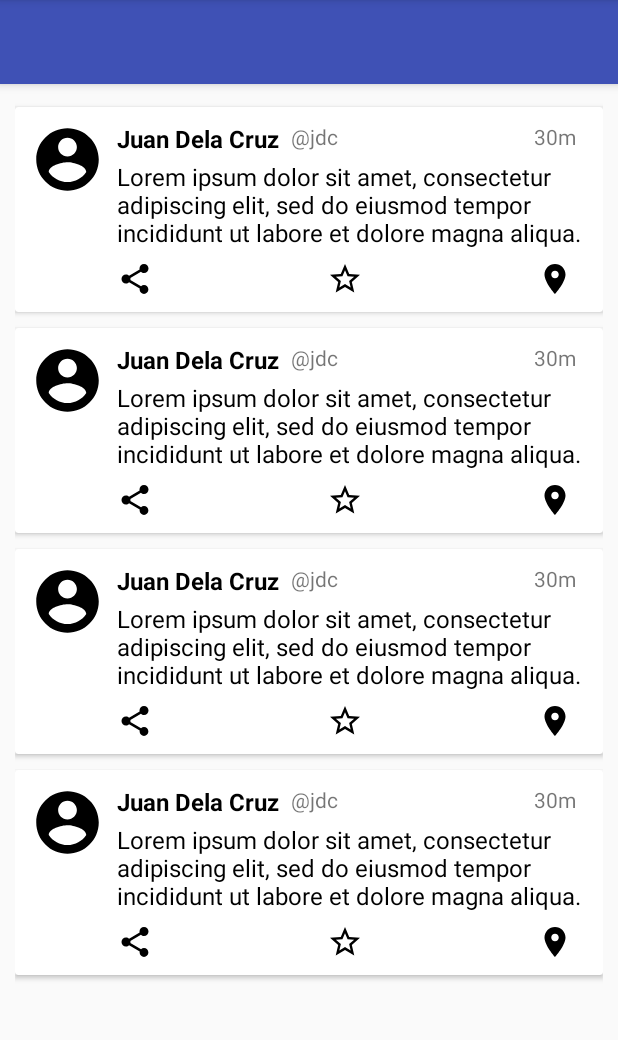
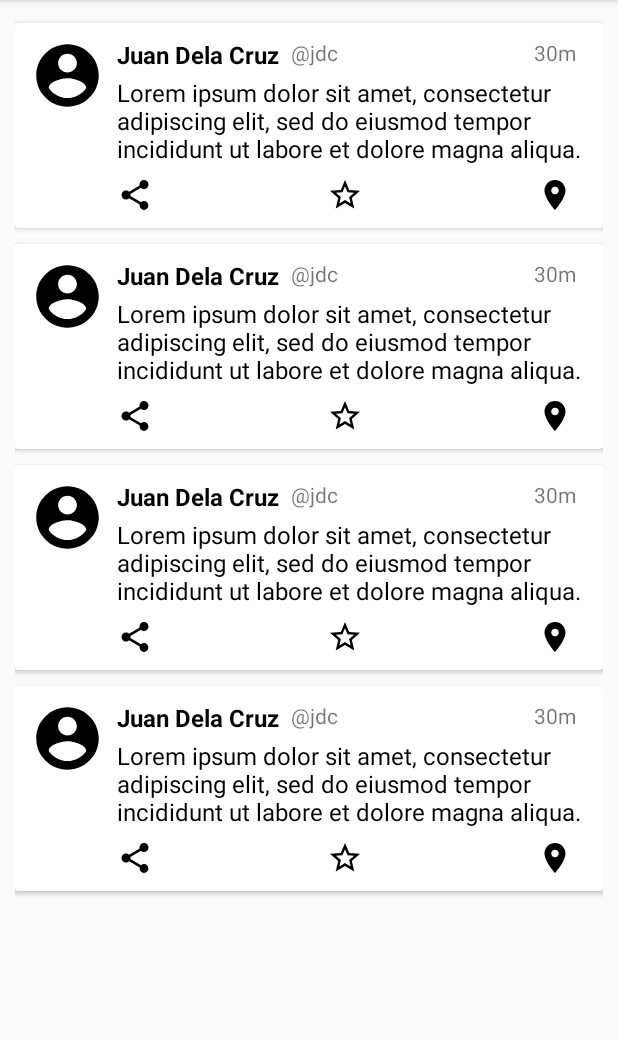
Before and after one commit to dtlim/RecyclerViewAnimations, an Android app: the screen it shows after launch (MainActivity), on a phone screen of 412 x 824 dp, the part 84-1124 px from its top. Run offline under Robolectric (Android 15) with nearby library versions, the phone set to English and light mode, and no system bars; our stand-ins replace ButterKnife, Picasso; pictures from the network do not load.

```diff
--- a/app/src/main/java/com/dtlim/recyclerviewanimations/MainActivity.java
+++ b/app/src/main/java/com/dtlim/recyclerviewanimations/MainActivity.java
@@ -4,6 +4,7 @@ import android.support.v7.app.AppCompatActivity;
 import android.os.Bundle;
 import android.support.v7.widget.LinearLayoutManager;
 import android.support.v7.widget.RecyclerView;
+import android.support.v7.widget.Toolbar;
 
 import java.util.ArrayList;
 import java.util.List;
@@ -15,6 +16,8 @@ public class MainActivity extends AppCompatActivity {
 
     private FeedAdapter adapter;
 
+    @BindView(R.id.toolbar)
+    Toolbar toolbar;
     @BindView(R.id.recyclerview)
     RecyclerView recyclerView;
 
@@ -24,6 +27,9 @@ public class MainActivity extends AppCompatActivity {
         setContentView(R.layout.activity_main);
 
         ButterKnife.bind(this);
+
+        setSupportActionBar(toolbar);
+
         adapter = new FeedAdapter(this);
         recyclerView.setAdapter(adapter);
         recyclerView.setLayoutManager(new LinearLayoutManager(this));
--- a/app/src/main/res/values/styles.xml
+++ b/app/src/main/res/values/styles.xml
@@ -1,7 +1,7 @@
 <resources>
 
     <!-- Base application theme. -->
-    <style name="AppTheme" parent="Theme.AppCompat.Light.DarkActionBar">
+    <style name="AppTheme" parent="Theme.AppCompat.Light.NoActionBar">
         <!-- Customize your theme here. -->
         <item name="colorPrimary">@color/colorPrimary</item>
         <item name="colorPrimaryDark">@color/colorPrimaryDark</item>
```
